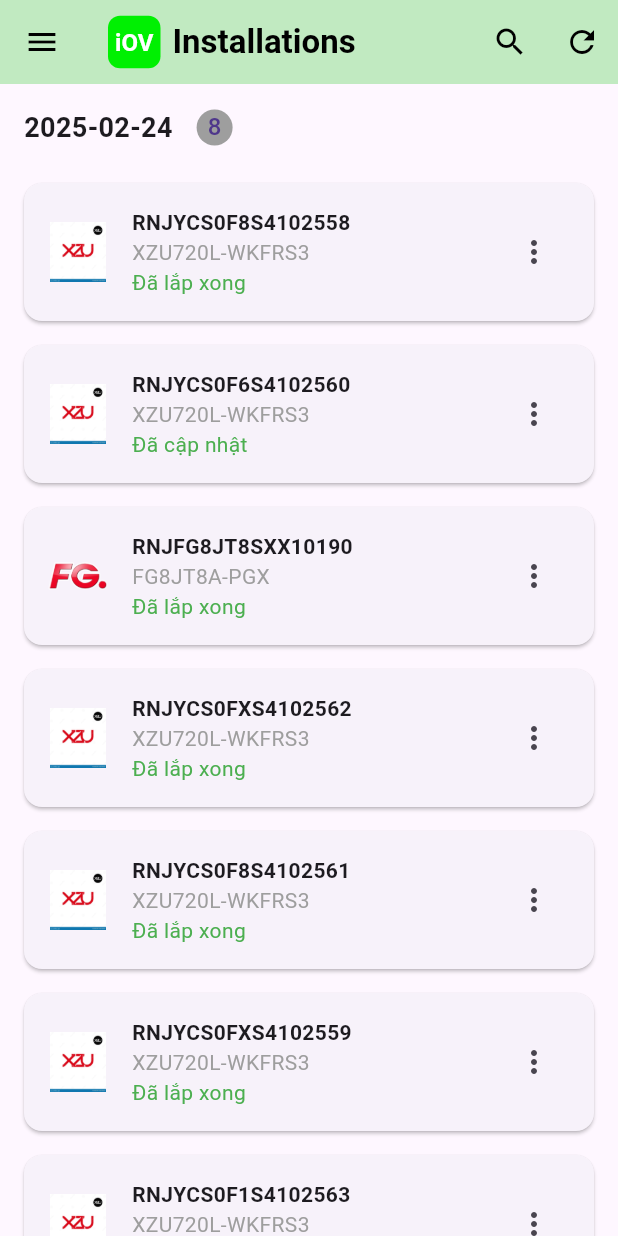
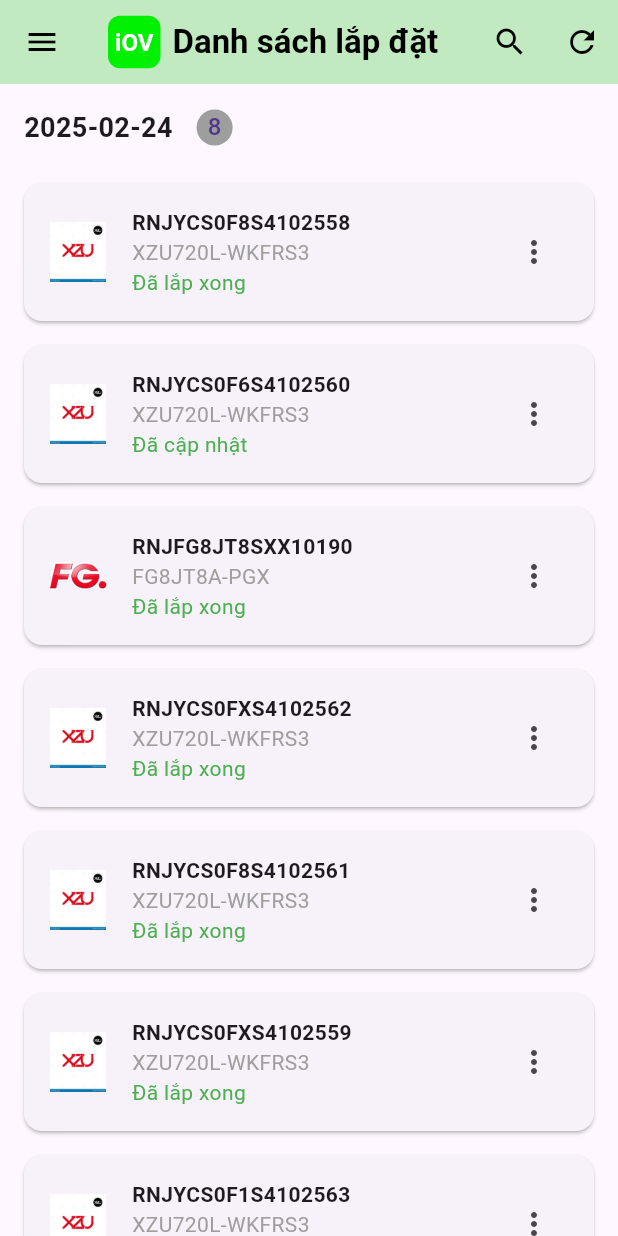
Before and after one commit to minhnion/iOV_app, a Flutter app: the InstallationsScreen screen opened directly, on a phone screen of 412 x 824 dp. Run offline on Flutter 3.47's test engine with Material 3 defaults, Android fonts, the phone set to English and light mode, and no system bars; our stand-ins replace easy_localization.

Commit message:
multi language setup package

```diff
--- /dev/null
+++ b/assets/translations/vi.json
@@ -0,0 +1,7 @@
+{
+  "search": "Tìm kiếm",
+  "home": "Trang chủ",
+  "settings": "Cài đặt",
+  "profile": "Hồ sơ",
+  "installations": "Danh sách lắp đặt"
+}
--- a/lib/screens/installation_screen/installation_screen.dart
+++ b/lib/screens/installation_screen/installation_screen.dart
@@ -1,5 +1,5 @@
+import 'package:easy_localization/easy_localization.dart';
 import 'package:flutter/material.dart';
-import 'package:intl/intl.dart';
 import 'package:iov_app/widgets/installation_search_form/installation_search_form.dart';
 import 'package:iov_app/widgets/menu_tab/menu_tab.dart';
 import 'package:iov_app/widgets/vehicle_card/vehicle_card.dart';
@@ -97,9 +97,9 @@ class _InstallationsScreenState extends State<InstallationsScreen> {
               ),
             ),
             const SizedBox(width: 8),
-            const Text(
-              'Installations',
-              style: TextStyle(
+            Text(
+              'installations'.tr(),
+              style: const TextStyle(
                 color: Colors.black,
                 fontWeight: FontWeight.bold
               ),
--- a/lib/widgets/installation_search_form/installation_search_form.dart
+++ b/lib/widgets/installation_search_form/installation_search_form.dart
@@ -1,3 +1,4 @@
+import 'package:easy_localization/easy_localization.dart';
 import 'package:flutter/material.dart';
 import 'package:iov_app/widgets/categories_search/categories_search.dart';
 
@@ -26,7 +27,7 @@ class _InstallationSearchFormState extends State<InstallationSearchForm> {
       BuildContext context, TextEditingController controller) async {
     DateTime? picked = await showDatePicker(
         context: context,
-        locale: const Locale("vi", "VN"),
+        locale: context.locale,
         initialDate: DateTime.now(),
         firstDate: DateTime(2000),
         lastDate: DateTime(2100));
--- a/pubspec.yaml
+++ b/pubspec.yaml
@@ -38,6 +38,7 @@ dependencies:
   # Use with the CupertinoIcons class for iOS style icons.
   cupertino_icons: ^1.0.8
   intl: ^0.19.0
+  easy_localization: ^3.0.7+1
 
 dev_dependencies:
   flutter_test:
@@ -65,6 +66,7 @@ flutter:
   assets:
      - assets/img/xzu_logo.png
      - assets/img/fg_logo.png
+     - assets/translations/
 
   # An image asset can refer to one or more resolution-specific "variants", see
   # https://flutter.dev/to/resolution-aware-images
```
Also changed, not shown: assets/translations/en.json (added, +7 -0 lines), lib/main.dart (+19 -19 lines), pubspec.lock, 3 other files.
